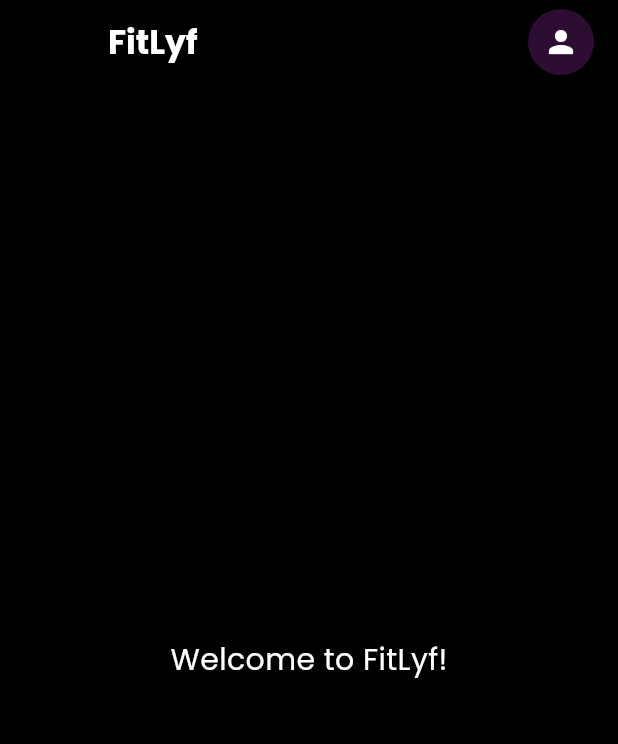
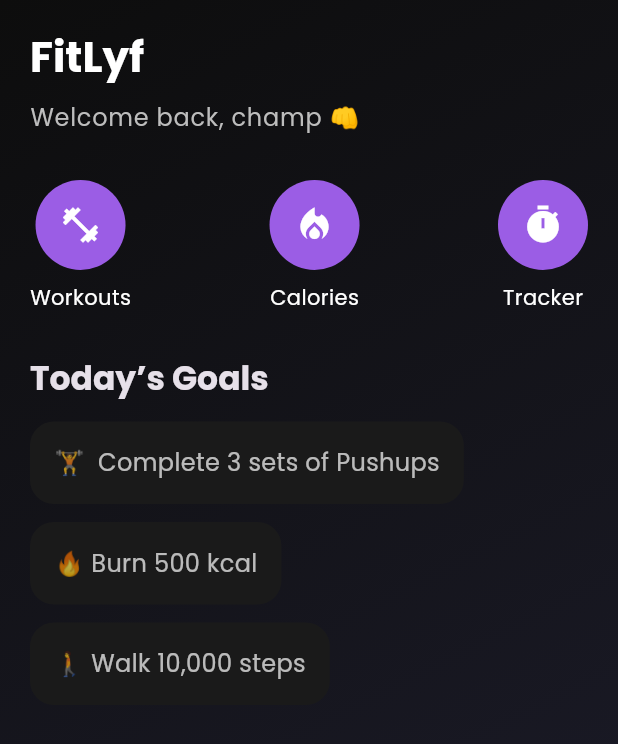
Before and after one commit to abmfp/Fitlyf, a Flutter app: the HomeScreen widget shown alone on an empty page, opened directly, on a phone screen of 412 x 824 dp. Shown: the top 744 px of the screen. Run offline on Flutter 3.47's test engine with Material 3 defaults, Android fonts, the phone set to English and light mode, and no system bars; our stand-ins replace fl_chart, google_fonts.

Commit message:
Update home_screen.dart

```diff
--- a/lib/screens/home_screen.dart
+++ b/lib/screens/home_screen.dart
@@ -1,36 +1,118 @@
 import 'package:flutter/material.dart';
 
-class HomeScreen extends StatelessWidget {
+class HomeScreen extends StatefulWidget {
   const HomeScreen({super.key});
 
   @override
-  Widget build(BuildContext context) {
-    return Scaffold(
-      backgroundColor: Colors.black,
-      appBar: AppBar(
-        backgroundColor: Colors.transparent,
-        elevation: 0,
-        title: const Text(
-          'FitLyf',
-          style: TextStyle(color: Colors.white, fontWeight: FontWeight.bold),
-        ),
-        actions: [
-          Padding(
-            padding: const EdgeInsets.only(right: 16.0),
-            child: CircleAvatar(
-              radius: 22,
-              backgroundColor: Colors.purpleAccent.withOpacity(0.2),
-              child: const Icon(Icons.person, color: Colors.white),
-            ),
+  State<HomeScreen> createState() => _HomeScreenState();
+}
+
+class _HomeScreenState extends State<HomeScreen>
+    with SingleTickerProviderStateMixin {
+  late AnimationController _controller;
+
+  @override
+  void initState() {
+    super.initState();
+    _controller =
+        AnimationController(vsync: this, duration: const Duration(milliseconds: 800))
+          ..forward();
+  }
+
+  @override
+  void dispose() {
+    _controller.dispose();
+    super.dispose();
+  }
+
+  Widget _animatedGoalCard(String text, int index) {
+    return FadeTransition(
+      opacity: CurvedAnimation(parent: _controller, curve: Interval(0.2 * index, 1)),
+      child: SlideTransition(
+        position: Tween<Offset>(
+          begin: const Offset(0, 0.2),
+          end: Offset.zero,
+        ).animate(
+            CurvedAnimation(parent: _controller, curve: Interval(0.2 * index, 1))),
+        child: Container(
+          margin: const EdgeInsets.only(bottom: 12),
+          padding: const EdgeInsets.all(16),
+          decoration: BoxDecoration(
+            color: const Color(0xFF1A1A1A),
+            borderRadius: BorderRadius.circular(16),
           ),
-        ],
-      ),
-      body: Center(
-        child: Text(
-          "Welcome to FitLyf!",
-          style: TextStyle(color: Colors.white, fontSize: 20),
+          child: Text(text,
+              style: const TextStyle(color: Colors.white70, fontSize: 16)),
         ),
       ),
     );
   }
+
+  @override
+  Widget build(BuildContext context) {
+    return Container(
+      decoration: const BoxDecoration(
+        gradient: LinearGradient(
+          colors: [Color(0xFF0D0D0D), Color(0xFF1E1E2E)],
+          begin: Alignment.topLeft,
+          end: Alignment.bottomRight,
+        ),
+      ),
+      child: SafeArea(
+        child: Padding(
+          padding: const EdgeInsets.all(20),
+          child: Column(
+            crossAxisAlignment: CrossAxisAlignment.start,
+            children: [
+              Text("FitLyf",
+                  style: Theme.of(context).textTheme.headlineMedium?.copyWith(
+                        color: Colors.white,
+                        fontWeight: FontWeight.bold,
+                      )),
+              const SizedBox(height: 10),
+              Text("Welcome back, champ 👊",
+                  style: Theme.of(context).textTheme.bodyLarge?.copyWith(
+                        color: Colors.grey[400],
+                      )),
+              const SizedBox(height: 30),
+
+              Row(
+                mainAxisAlignment: MainAxisAlignment.spaceBetween,
+                children: [
+                  _quickAction(Icons.fitness_center, "Workouts"),
+                  _quickAction(Icons.local_fire_department, "Calories"),
+                  _quickAction(Icons.timer, "Tracker"),
+                ],
+              ),
+              const SizedBox(height: 30),
+
+              Text("Today’s Goals",
+                  style: Theme.of(context).textTheme.titleLarge?.copyWith(
+                        fontWeight: FontWeight.bold,
+                      )),
+              const SizedBox(height: 15),
+
+              _animatedGoalCard("🏋️  Complete 3 sets of Pushups", 1),
+              _animatedGoalCard("🔥 Burn 500 kcal", 2),
+              _animatedGoalCard("🚶 Walk 10,000 steps", 3),
+            ],
+          ),
+        ),
+      ),
+    );
+  }
+
+  Widget _quickAction(IconData icon, String label) {
+    return Column(
+      children: [
+        CircleAvatar(
+          radius: 30,
+          backgroundColor: const Color(0xFF9B5DE5),
+          child: Icon(icon, color: Colors.white, size: 28),
+        ),
+        const SizedBox(height: 8),
+        Text(label, style: const TextStyle(color: Colors.white)),
+      ],
+    );
+  }
 }
```
